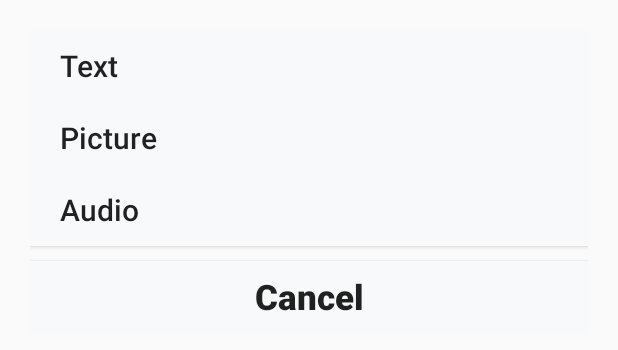
After one commit to anhpeter/EnglishMultipleChoiceAdministration-android-lg, an Android app: the layout add_question_dialog_layout.xml on its own in the app's theme, with its tools: preview values and no code run, on a phone screen of 412 x 824 dp. The commit adds this screen. Shown: the top 350 px of the screen. Run offline under Robolectric (Android 15) with nearby library versions, the light colour scheme and no system bars.

Commit message:
create add question dialog

```diff
--- a/app/src/main/AndroidManifest.xml
+++ b/app/src/main/AndroidManifest.xml
@@ -11,7 +11,7 @@
     <application
         android:allowBackup="true"
         android:icon="@mipmap/ic_launcher"
-        android:label="@string/app_name"
+        android:label="OnlineQuiz Admin"
         android:roundIcon="@mipmap/ic_launcher_round"
         android:supportsRtl="true"
         android:theme="@style/Theme.AppCompat.Light.NoActionBar">
--- /dev/null
+++ b/app/src/main/res/layout/add_question_dialog_layout.xml
@@ -0,0 +1,59 @@
+<?xml version="1.0" encoding="utf-8"?>
+<RelativeLayout xmlns:android="http://schemas.android.com/apk/res/android"
+    android:layout_width="match_parent"
+    android:layout_height="wrap_content" android:padding="20dp">
+
+    <include layout="@layout/question_form_options"  android:visibility="gone"/>
+    <LinearLayout
+        android:id="@+id/linearQuestionType"
+        android:layout_width="match_parent"
+        android:layout_height="wrap_content"
+        android:orientation="vertical"
+        >
+        <Button
+            android:id="@+id/btnText"
+            android:textAllCaps="false"
+            android:layout_width="match_parent"
+            android:layout_height="wrap_content"
+            android:background="@color/light"
+            android:text="Text"
+            android:gravity="center_vertical"
+            android:textSize="20sp"
+            android:paddingLeft="20dp"
+            ></Button>
+        <Button
+            android:id="@+id/btnPicture"
+            android:textAllCaps="false"
+            android:layout_width="match_parent"
+            android:layout_height="wrap_content"
+            android:background="@color/light"
+            android:text="Picture"
+            android:gravity="center_vertical"
+            android:textSize="20sp"
+            android:paddingLeft="20dp"
+            ></Button>
+        <Button
+            android:id="@+id/btnAudio"
+            android:textAllCaps="false"
+            android:layout_width="match_parent"
+            android:layout_height="wrap_content"
+            android:background="@color/light"
+            android:text="Audio"
+            android:gravity="center_vertical"
+            android:textSize="20sp"
+            android:paddingLeft="20dp"
+            ></Button>
+        <Button
+            android:id="@+id/btnCancel"
+            android:textAllCaps="false"
+            android:layout_width="match_parent"
+            android:layout_height="wrap_content"
+            android:background="@color/light"
+            android:text="Cancel"
+            android:textSize="23sp"
+            android:textStyle="bold"
+            android:layout_marginTop="10dp"
+            ></Button>
+    </LinearLayout>
+
+</RelativeLayout>
--- a/app/src/main/res/layout/question_form_options.xml
+++ b/app/src/main/res/layout/question_form_options.xml
@@ -4,7 +4,7 @@
     android:layout_height="wrap_content">
 
     <RadioGroup
-        android:id="@+id/radioGroupAnswerType"
+        android:id="@+id/radioGroupType"
         android:layout_width="wrap_content"
         android:layout_height="wrap_content"
         android:layout_centerHorizontal="true"
@@ -30,7 +30,7 @@
             android:text="Picture"></RadioButton>
 
         <RadioButton
-            android:id="@+id/radioButtonAnswerVoice"
+            android:id="@+id/radioButtonVoice"
             android:layout_width="wrap_content"
             android:layout_height="wrap_content"
             android:layout_marginLeft="20dp"
--- a/app/src/main/res/values/styles.xml
+++ b/app/src/main/res/values/styles.xml
@@ -7,4 +7,8 @@
         <item name="colorAccent">@color/colorAccent</item>
     </style>
 
+    <style name="Theme_Dialog" parent="android:Theme.Holo.Dialog">
+        <item name="android:windowMinWidthMinor">90%</item>
+    </style>
+
 </resources>
```
Also changed, not shown: app/src/main/java/Defines/AddQuestionDialogViewHolder.java (added, +9 -0 lines), app/src/main/java/MainFragments/QuestionFormFragment.java (+56 -30 lines), app/src/main/res/layout/fragment_question_form.xml (+0 -22 lines).
